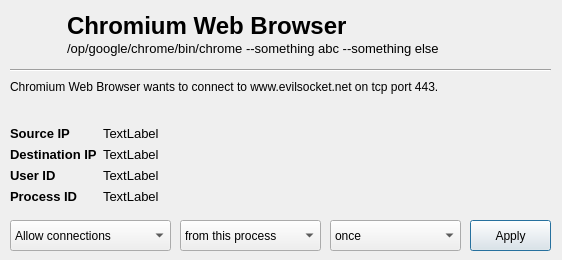
The window that ui/opensnitch/res/prompt.ui (evilsocket/opensnitch) describes before a commit, drawn with Qt 5.
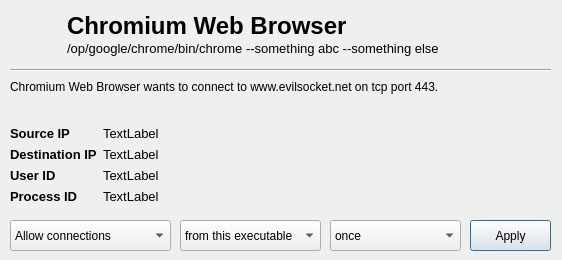
The same window after the commit. Icons and pictures are not drawn.

```diff
--- a/ui/opensnitch/res/prompt.ui
+++ b/ui/opensnitch/res/prompt.ui
@@ -217,7 +217,7 @@
    </property>
    <item>
     <property name="text">
-     <string>from this process</string>
+     <string>from this executable</string>
     </property>
    </item>
    <item>
```
Left out of the diff: 6 changed lines with no effect on the pictures.
